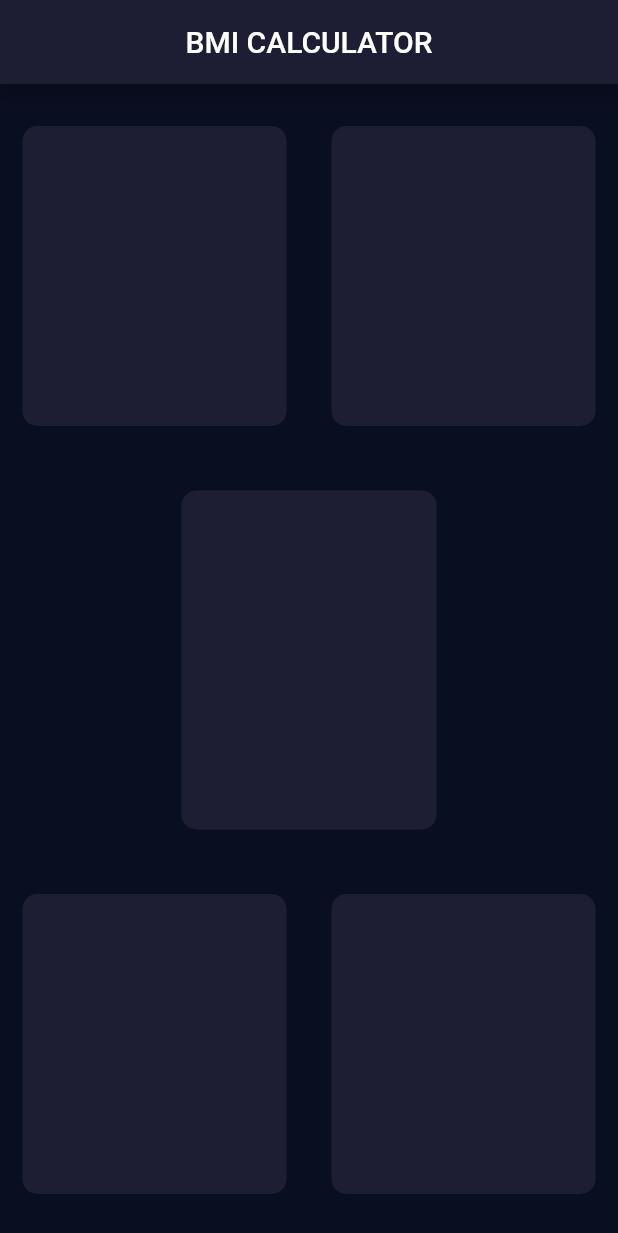
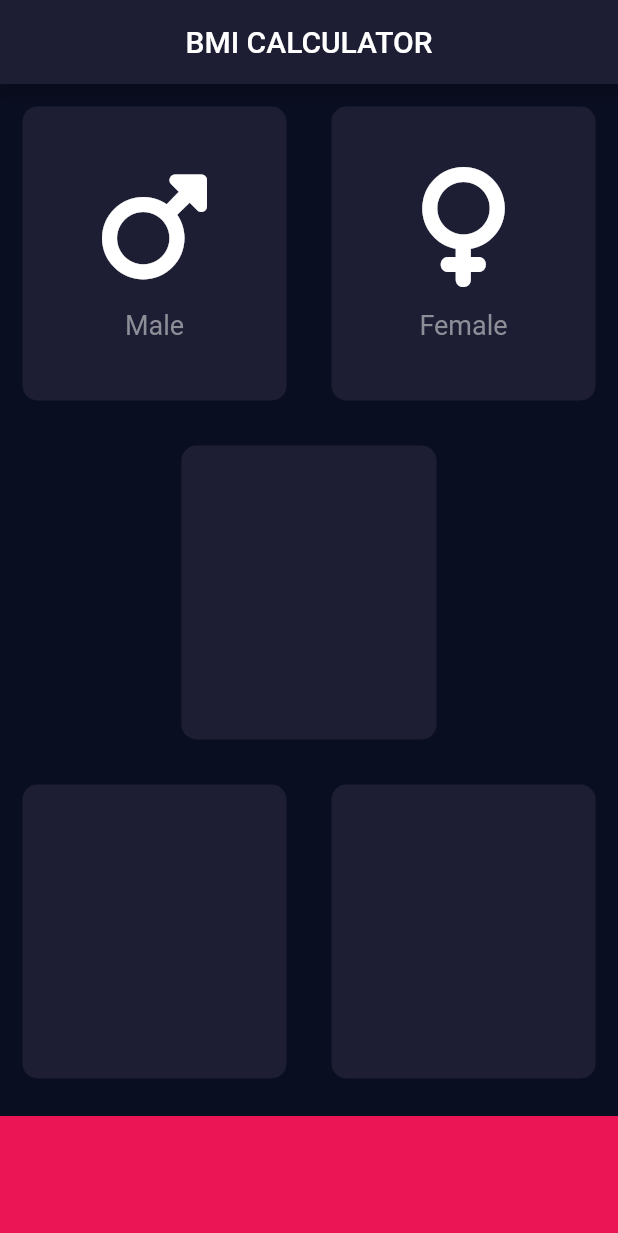
Before and after one commit to vagun/bmicalculator, a Flutter app: the screen it shows after launch, on a phone screen of 412 x 824 dp. Shown: the top 1233 px of the screen. Run offline on Flutter 3.47's test engine with Material 2 defaults, Android fonts, the phone set to English and light mode, and no system bars; our stand-ins replace font_awesome_flutter.

Commit message:
ui design

```diff
--- a/lib/input_page.dart
+++ b/lib/input_page.dart
@@ -1,4 +1,9 @@
 import 'package:flutter/material.dart';
+import 'package:font_awesome_flutter/font_awesome_flutter.dart';
+
+const kactivecardcolour = Color(0xff1d1e33);
+const kbottomcontainercolour = Color(0xffeb1555);
+const kbottomcontainerheight = 80.0;
 
 class InputPage extends StatefulWidget {
   @override
@@ -11,40 +16,85 @@ class _InputPageState extends State<InputPage> {
     return Scaffold(
         appBar: AppBar(
           title: Center(child: const Text('BMI CALCULATOR')),
-          backgroundColor: Color(0xff1d1e33),
+          backgroundColor: kactivecardcolour,
         ),
         body: Column(
-          children:  <Widget>[
+          children: <Widget>[
             Expanded(
                 child: Row(
               children: <Widget>[
-                Expanded(child: reusablecard(colour: Color(0xff1d1e33),)),
-                Expanded(child: reusablecard(colour: Color(0xff1d1e33),))
+                Expanded(
+                    child: reusablecard(
+                  colour: kactivecardcolour,
+                  cardchild: iconcontent(icon: FontAwesomeIcons.mars,label: 'Male',),
+                )),
+                Expanded(
+                    child: reusablecard(
+                  colour: kactivecardcolour,
+                  cardchild: iconcontent(icon: FontAwesomeIcons.venus,label: 'Female',) ,
+                ))
               ],
             )),
-            Expanded(child: reusablecard(colour: Color(0xff1d1e33),)),
+            Expanded(
+                child: reusablecard(
+              colour: kactivecardcolour,
+            )),
             Expanded(
                 child: Row(
               children: <Widget>[
-                Expanded(child: reusablecard(colour: Color(0xff1d1e33),)),
-                Expanded(child: reusablecard(colour: Color(0xff1d1e33),))
+                Expanded(
+                    child: reusablecard(
+                  colour: kactivecardcolour,
+                )),
+                Expanded(
+                    child: reusablecard(
+                  colour: kactivecardcolour,
+                ))
               ],
             )),
+            Container(
+              color: kbottomcontainercolour,
+              margin: EdgeInsets.only(top: 10),
+              height: kbottomcontainerheight,
+              width: double.infinity,
+            )
           ],
         ));
   }
 }
 
+class iconcontent extends StatelessWidget {
+  iconcontent({required this.icon,required this.label});
+  final IconData icon;
+  final String label;
+  @override
+  Widget build(BuildContext context) {
+    return Column(
+      mainAxisAlignment: MainAxisAlignment.center,
+      children: <Widget>[
+        Icon(
+          icon,
+          size: 80,
+        ),
+        SizedBox(height: 15.0,),
+        Text(label,style: TextStyle(fontSize: 18,color: Color(0xff8d8e98)),)
+      ],
+    );
+  }
+}
+
 class reusablecard extends StatelessWidget {
- const reusablecard({required this.colour });
- final Color colour;
+  const reusablecard({required this.colour, this.cardchild});
+  final Color colour;
+  final Widget? cardchild;
 
   @override
   Widget build(BuildContext context) {
     return Container(
+      child: cardchild,
       margin: EdgeInsets.all(15),
-      decoration: BoxDecoration(
-          color: colour, borderRadius: BorderRadius.circular(10)),
+      decoration:
+          BoxDecoration(color: colour, borderRadius: BorderRadius.circular(10)),
       height: 200,
       width: 170,
     );
```
Also changed, not shown: pubspec.yaml (+4 -12 lines), lib/iconcontent.dart (added), lib/reusablecard.dart (added), pubspec.lock.
